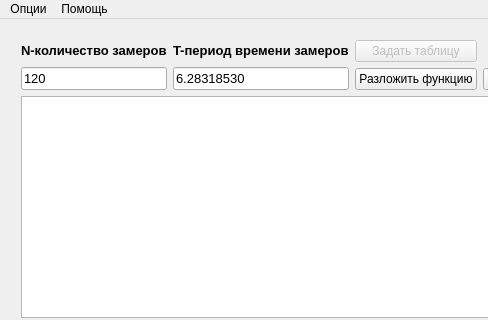
Old version of the form mainwindow.ui in the repository IvanTheCruel/Z5_circuits; both pictures show x 0 to 488 and y 0 to 320 of the 796 by 513 pixel window.
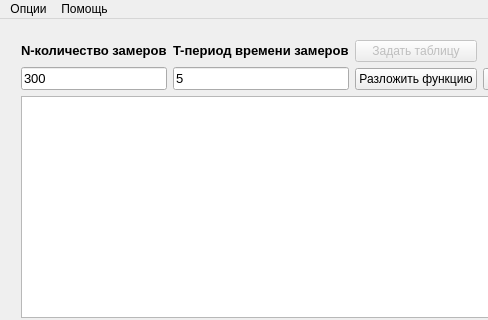
New version of the form.

Commit message: спектр на том же графике

Patch:
```diff
--- a/mainwindow.ui
+++ b/mainwindow.ui
@@ -93,7 +93,7 @@
             </font>
            </property>
            <property name="text">
-            <string>120</string>
+            <string>300</string>
            </property>
           </widget>
          </item>
@@ -105,7 +105,7 @@
             </font>
            </property>
            <property name="text">
-            <string>6.28318530</string>
+            <string>5</string>
            </property>
           </widget>
          </item>
```
The commit also changes 2 other files.
